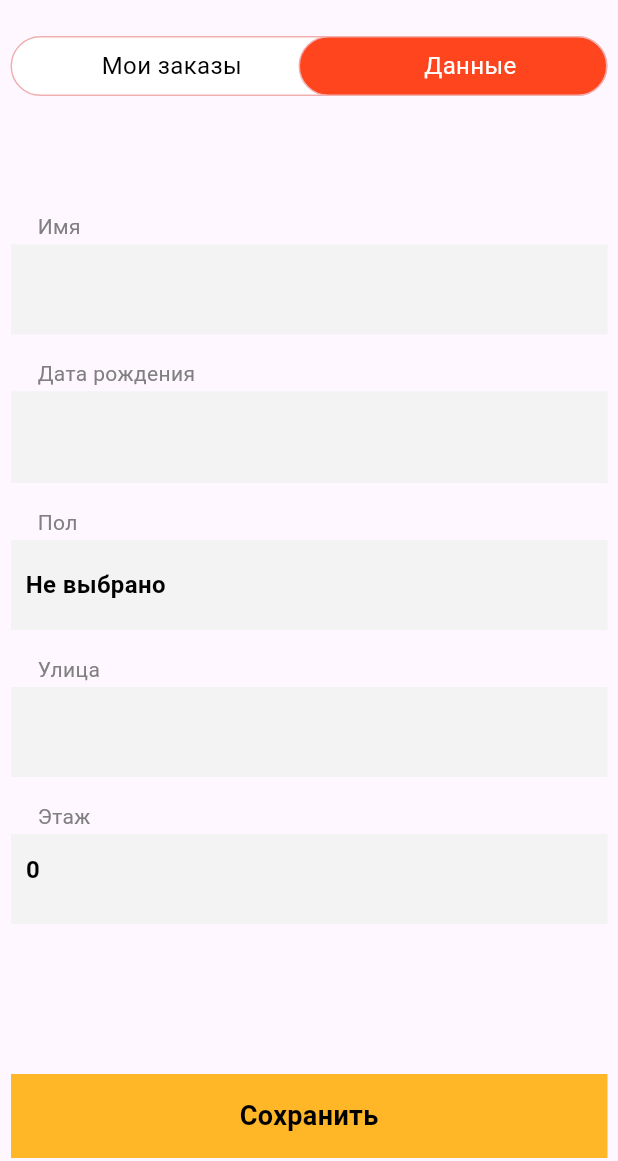
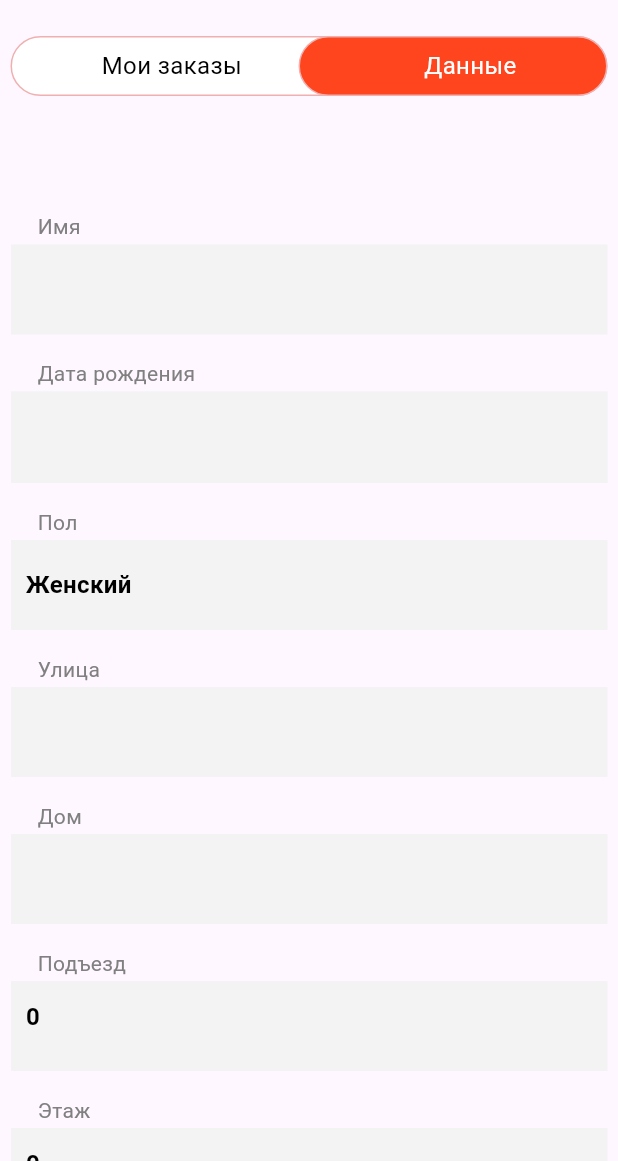
Before and after one commit to TagidickTagidick/nem_pho, a Flutter app: the ProfilePage screen opened by its route, after a tap on "Данные", on a phone screen of 412 x 824 dp, the part 75-1236 px from its top. Run offline on Flutter 3.47's test engine with Material 3 defaults, Android fonts, the phone set to English and light mode, and no system bars; our stand-ins replace cached_network_image, dio, firebase_core, firebase_messaging, flutter_secure_storage, go_router and 3 more; missing offline and left inert: add_to_cart_animation, appmetrica_plugin, socket_io_client_flutter; accounts and stored records are empty; network calls fail; statements that could not run were skipped.

Commit message:
add formatter, files, fix my_info

```diff
--- a/lib/core/utils/formatter.dart
+++ b/lib/core/utils/formatter.dart
@@ -6,4 +6,9 @@ class Formatter {
       null => 'Не выбрано',
     };
   }
+
+  static String convertDateOfBirth(String dateOfBirthday) {
+    final DateTime date = DateTime.parse(dateOfBirthday);
+    return '${date.day}.${date.month}.${date.year}';
+  }
 }
--- a/lib/presentation/loading_page/models/menu_model.dart
+++ b/lib/presentation/loading_page/models/menu_model.dart
@@ -1,5 +1,5 @@
 class MenuModel {
-  final String id;
+  final int id;
   final String image;
   final String name;
 
--- a/lib/presentation/profile_page/widgets/my_info.dart
+++ b/lib/presentation/profile_page/widgets/my_info.dart
@@ -20,6 +20,8 @@ class _MyInfoState extends State<MyInfo> {
   final TextEditingController _streetController = TextEditingController();
   final TextEditingController _floorController = TextEditingController();
   final TextEditingController _buildingController = TextEditingController();
+  final TextEditingController _entranceController = TextEditingController();
+  final TextEditingController _flatController = TextEditingController();
   String _dateOfBirth = '';
   bool? _sex;
 
@@ -34,12 +36,19 @@ class _MyInfoState extends State<MyInfo> {
     final int floorNumber = _floorController.text.isEmpty ? 0 : int.parse(_floorController.text);
     final bool floorChange = floorNumber != (user.floor ?? 0);
 
-    final int buildingNumber = _buildingController.text.isEmpty ? 0 : int.parse(_buildingController.text);
-    final bool buildingChange = buildingNumber != (user.building ?? 0);
+    final int entranceNumber = _entranceController.text.isEmpty ? 0 : int.parse(_entranceController.text);
+    final bool entranceChange = entranceNumber != (user.entrance ?? 0);
 
+    final int flatNumber = _flatController.text.isEmpty ? 0 : int.parse(_flatController.text);
+    final bool flatChange = flatNumber != (user.flat ?? 0);
+
+    final bool buildingChange = _buildingController.text != (user.building ?? '');
     final bool sexChange = Formatter.convertSex(_sex) != (user.sex ?? 'Не выбрано');
 
-    return nameChanged || birthdayChange || sexChange || streetChange || floorChange || buildingChange;
+    return nameChanged || birthdayChange
+        || sexChange || streetChange
+        || floorChange || buildingChange
+        || entranceChange || flatChange;
   }
 
   @override
@@ -51,13 +60,15 @@ class _MyInfoState extends State<MyInfo> {
 
   void _initFields() {
     final user = context.read<ProfileProvider>().user;
-
     if (user == null) return;
-
     _nameController.text = user.name ?? "";
     _streetController.text = user.street ?? '';
+    _buildingController.text = user.building ?? '';
+    _dateOfBirth = user.birthday == null ? '' : Formatter.convertDateOfBirth(user.birthday!);
+    _sex = user.sex == null ? null : (user.sex == 'Мужской');
     _floorController.text = user.floor == null ? '' : user.floor.toString();
-
+    _entranceController.text = user.entrance == null ? '' : user.entrance.toString();
+    _flatController.text = user.flat == null ? '' : user.flat.toString();
   }
 
   void _initListeners() {
@@ -70,6 +81,22 @@ class _MyInfoState extends State<MyInfo> {
     _floorController.addListener(() {
       setState(() {});
     });
+    _buildingController.addListener((){
+      setState(() {
+
+      });
+    });
+    _entranceController.addListener((){
+      setState(() {
+
+      });
+    });
+    _flatController.addListener((){
+      setState(() {
+
+      });
+    });
+
   }
 
   @override
@@ -205,6 +232,40 @@ class _MyInfoState extends State<MyInfo> {
           const Padding(
             padding: EdgeInsets.only(left: 18),
             child: Text(
+              'Дом',
+              style: TextStyle(
+                  fontSize: 14,
+                  fontWeight: FontWeight.w400,
+                  color: Color(0xFF808080)
+              ),
+            ),
+          ),
+          const SizedBox(height: 2),
+          CustomTextField(
+            textEditingController: _buildingController,
+            isNumber: false,
+          ),
+          SizedBox(height: 16),
+          const Padding(
+            padding: EdgeInsets.only(left: 18),
+            child: Text(
+              'Подъезд',
+              style: TextStyle(
+                  fontSize: 14,
+                  fontWeight: FontWeight.w400,
+                  color: Color(0xFF808080)
+              ),
+            ),
+          ),
+          const SizedBox(height: 2),
+          CustomTextField(
+            textEditingController: _entranceController,
+            isNumber: true,
+          ),
+          SizedBox(height: 16),
+          const Padding(
+            padding: EdgeInsets.only(left: 18),
+            child: Text(
               'Этаж',
               style: TextStyle(
                   fontSize: 14,
@@ -222,13 +283,14 @@ class _MyInfoState extends State<MyInfo> {
           if (canSave)
             GestureDetector(onTap: () {
               context.read<ProfileProvider>().save(
-                birthday: _dateOfBirth.isEmpty ? null : _dateOfBirth.replaceAll('.', '-'),
-                name: _nameController.text.isEmpty ? null : _nameController.text,
-                sex: Formatter.convertSex(_sex),
-                street: _streetController.text.isEmpty ? null : _streetController.text,
-                floor: _floorController.text.isEmpty ? null : int.parse(_floorController.text),
-                // building: _buildingController.text.isEmpty ? null : int.parse(_buildingController.text)
-                ///TODO: Колян мразь сделай номер здания ЧИСЛОМ
+                  birthday: _dateOfBirth.isEmpty ? null : _dateOfBirth.replaceAll('.', '-'),
+                  name: _nameController.text.isEmpty ? null : _nameController.text,
+                  sex: Formatter.convertSex(_sex),
+                  street: _streetController.text.isEmpty ? null : _streetController.text,
+                  floor: _floorController.text.isEmpty ? null : int.parse(_floorController.text),
+                  building: _buildingController.text.isEmpty ? null : _buildingController.text,
+                  entrance: _entranceController.text.isEmpty ? null : int.parse(_entranceController.text),
+                  flat: _flatController.text.isEmpty ? null : int.parse(_flatController.text)
               );
             },
                 child: const SaveButton()
--- a/pubspec.yaml
+++ b/pubspec.yaml
@@ -45,7 +45,6 @@ dependencies:
   cached_network_image: ^3.4.1
   dio: ^5.7.0
   flutter_secure_storage: ^9.2.2
-  path: ^1.9.0
   talker_flutter: ^4.4.7
   go_router: ^14.6.0
   mockito: ^5.4.4
@@ -54,7 +53,7 @@ dependencies:
   intl: ^0.19.0
   appmetrica_plugin: ^3.1.0
   add_to_cart_animation: ^2.0.4
-  package_info_plus: ^8.1.1
+  path_provider_android: 2.2.12
 
 dev_dependencies:
   flutter_test:
```
Also changed, not shown: 4 other files.
